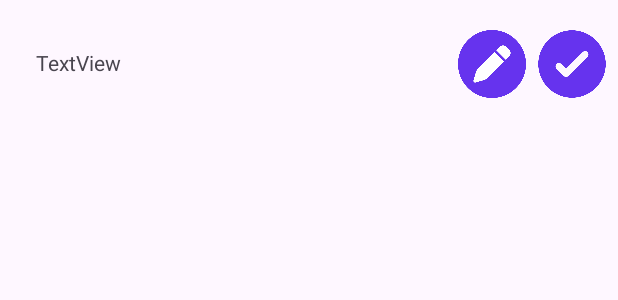
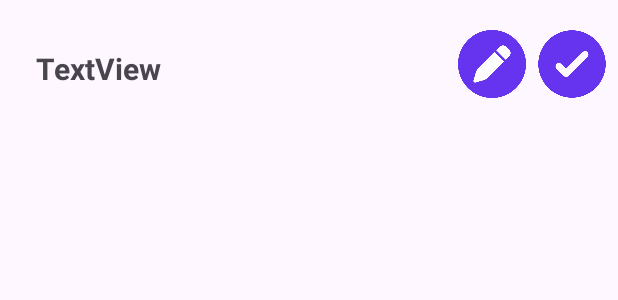
Before and after one commit to AlbertoArroyoS/ToDoList, an Android app: the layout item_tarea.xml on its own in the app's theme, with its tools: preview values and no code run, on a phone screen of 412 x 824 dp. Shown: the top 300 px of the screen. Run offline under Robolectric (Android 15) with nearby library versions, the phone set to English and light mode, and no system bars.

Commit message:
Color fondo lista tareas

```diff
--- a/Android_Studio/app/src/main/res/layout/activity_main.xml
+++ b/Android_Studio/app/src/main/res/layout/activity_main.xml
@@ -5,7 +5,8 @@
     android:layout_width="match_parent"
     android:layout_height="match_parent"
     tools:actionBarNavMode="standard"
-    tools:context=".MainActivity">
+    tools:context=".MainActivity"
+    android:background="@color/morado_claro2">
 
     <ListView
         android:id="@+id/ListView"
--- a/Android_Studio/app/src/main/res/layout/item_tarea.xml
+++ b/Android_Studio/app/src/main/res/layout/item_tarea.xml
@@ -12,6 +12,8 @@
         android:layout_marginStart="24dp"
         android:layout_marginTop="32dp"
         android:text="TextView"
+        android:textSize="20sp"
+        android:textStyle="bold"
         app:layout_constraintStart_toStartOf="parent"
         app:layout_constraintTop_toTopOf="parent" />
 
--- a/Android_Studio/app/src/main/res/menu/menu.xml
+++ b/Android_Studio/app/src/main/res/menu/menu.xml
@@ -9,6 +9,7 @@
         android:title="@string/mas"
         android:icon="@mipmap/plus"
         app:showAsAction="ifRoom"
+
         />
 
     <item
--- a/Android_Studio/app/src/main/res/values/colors.xml
+++ b/Android_Studio/app/src/main/res/values/colors.xml
@@ -6,4 +6,6 @@
     <color name="negro2">#000000</color>
     <color name="morado2">#6633EE</color>
     <color name="morado_claro">#E5D1FF</color>
+
+    <color name="morado_claro2">#EDDFFF</color>
 </resources>
```
